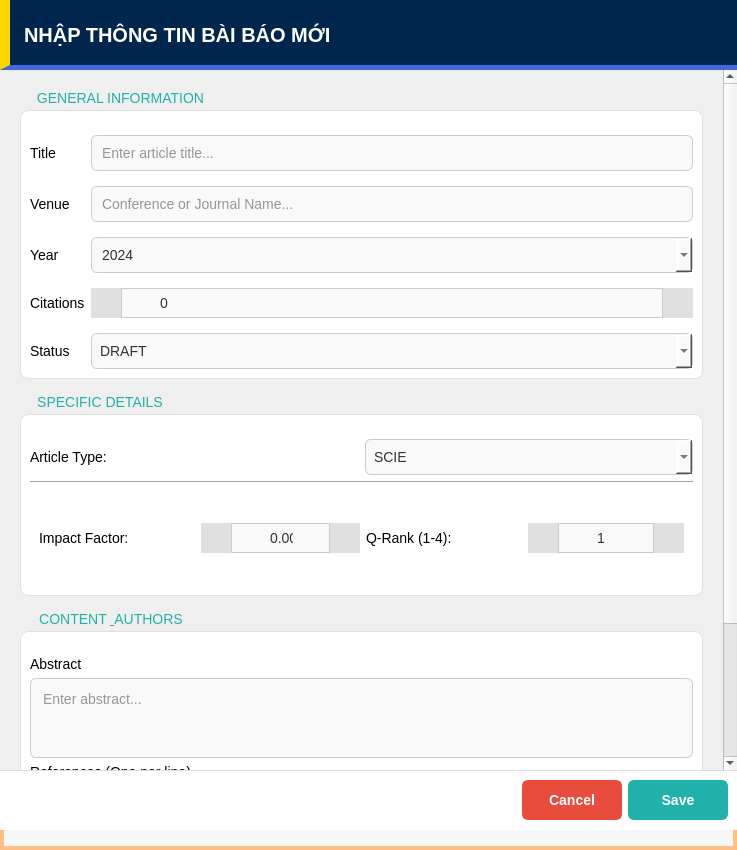
This is src/components/dialogs/article/articleinputdialog.ui in DamPhuQuy/Scientific-Article-Management as Qt 5 draws it before an edit. The edited form follows.
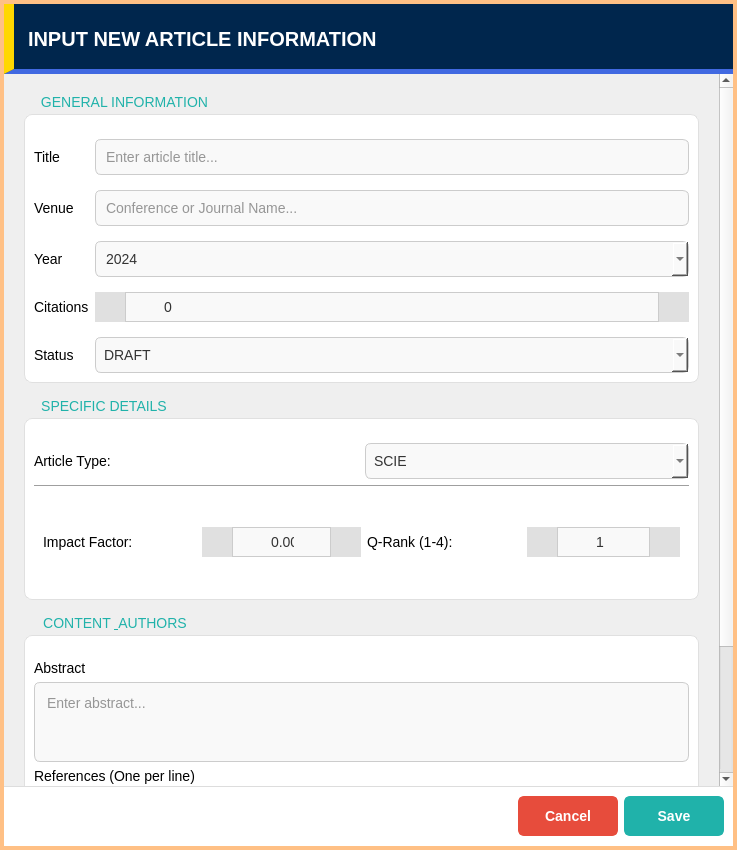
This is the edited form.

Commit message:
Refactor UI and update translations for article, author, and user dialogs
- Updated UI margins and paddings for better layout consistency across various dialogs.
- Translated Vietnamese text to English in multiple UI files, including article details, input, statistics, update dialogs, and user information dialogs.
- Changed button labels and messages to English for better accessibility.
- Ensured consistent styling and alignment in the main window and login/signup forms.
- Improved user feedback messages for login and registration processes.

```diff
--- a/src/components/dialogs/article/articleinputdialog.ui
+++ b/src/components/dialogs/article/articleinputdialog.ui
@@ -111,16 +111,16 @@
     <number>0</number>
    </property>
    <property name="leftMargin">
-    <number>0</number>
+    <number>4</number>
    </property>
    <property name="topMargin">
-    <number>0</number>
+    <number>4</number>
    </property>
    <property name="rightMargin">
-    <number>0</number>
+    <number>4</number>
    </property>
    <property name="bottomMargin">
-    <number>20</number>
+    <number>4</number>
    </property>
    <item>
     <widget class="QWidget" name="headerContainer" native="true">
@@ -140,7 +140,7 @@
          <string notr="true">color:#ffffff;font-weight:900;font-size:20px;background:transparent;padding-left:10px;</string>
         </property>
         <property name="text">
-         <string>NHẬP THÔNG TIN BÀI BÁO MỚI</string>
+         <string>INPUT NEW ARTICLE INFORMATION</string>
         </property>
         <property name="alignment">
          <set>Qt::AlignmentFlag::AlignLeading|Qt::AlignmentFlag::AlignLeft|Qt::AlignmentFlag::AlignVCenter</set>
```
Left out of the diff: 10 changed lines with no effect on the pictures. The commit also changes 36 other files.
